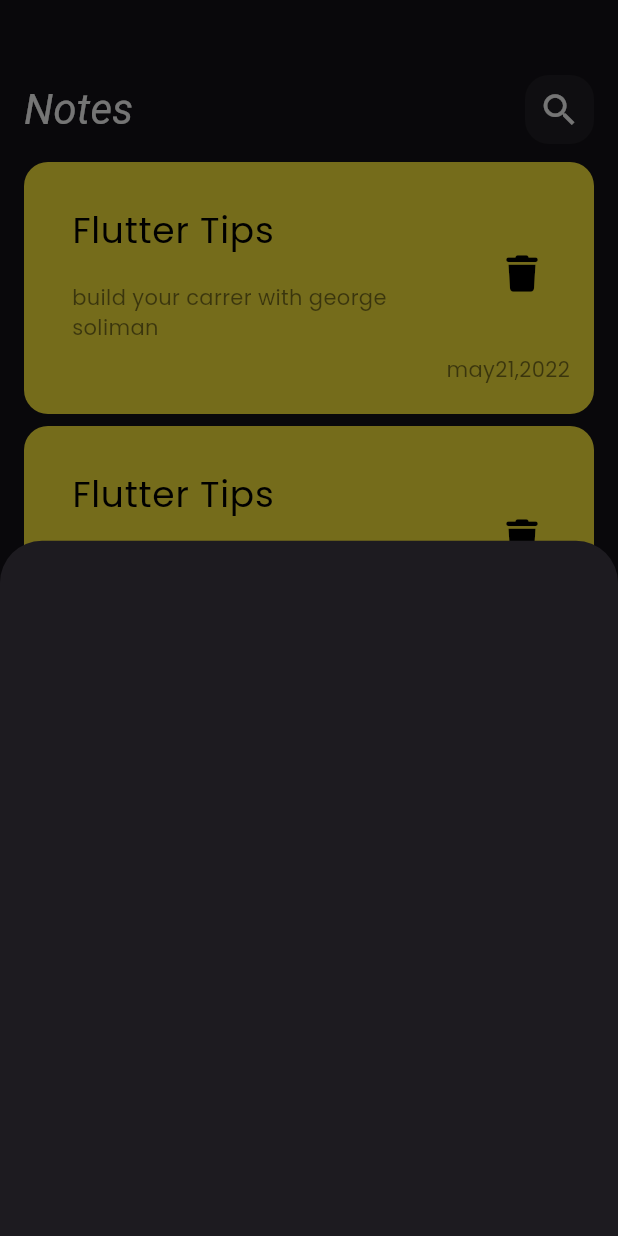
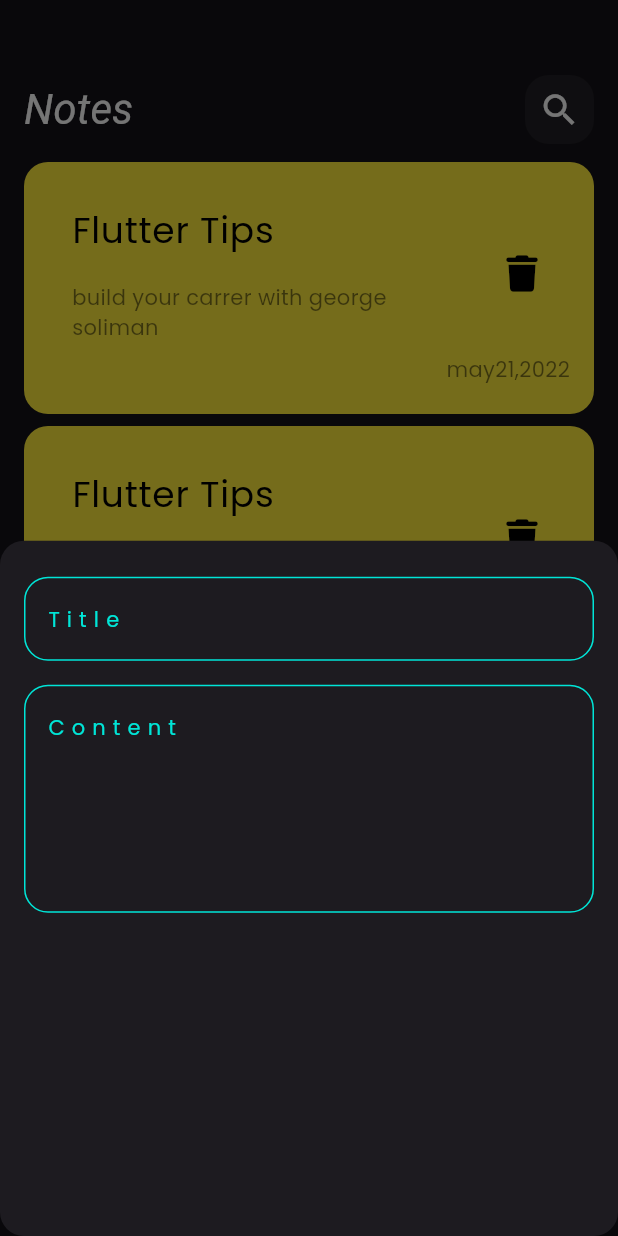
Before and after one commit to George-Anyas/notes_app_new, a Flutter app: the screen it shows after launch, after a tap on the "add" icon, on a phone screen of 412 x 824 dp. Run offline on Flutter 3.47's test engine with Material 3 defaults, Android fonts, the phone set to English and light mode, and no system bars; our stand-ins replace font_awesome_flutter.

Commit message:
add notes to bottom sheet

```diff
--- /dev/null
+++ b/lib/contants.dart
@@ -0,0 +1,3 @@
+import 'package:flutter/material.dart';
+
+const kprimaryColor = Color(0xff00E5D7);
--- a/lib/views/notes_view.dart
+++ b/lib/views/notes_view.dart
@@ -1,5 +1,7 @@
 import 'package:flutter/material.dart';
 import 'package:flutter/widgets.dart';
+import 'package:notes_app_new/contants.dart';
+import 'package:notes_app_new/widgets/add_note_buttom_shet.dart';
 import 'package:notes_app_new/widgets/custom_appbar.dart';
 import 'package:notes_app_new/widgets/notes_list_view.dart';
 
@@ -14,12 +16,15 @@
             Icons.add,
             size: 28,
           ),
-          backgroundColor: Color.fromARGB(255, 255, 0, 72),
+          backgroundColor: kprimaryColor,
           onPressed: () {
             showModalBottomSheet(
+                shape: RoundedRectangleBorder(
+                  borderRadius: BorderRadius.circular(16),
+                ),
                 context: context,
                 builder: (context) {
-                  return AddNoteButtomShet();
+                  return const AddNoteButtomShet();
                 });
           }),
       body: const Padding(
@@ -35,12 +40,3 @@
     );
   }
 }
-
-class AddNoteButtomShet extends StatelessWidget {
-  const AddNoteButtomShet({super.key});
-
-  @override
-  Widget build(BuildContext context) {
-    return Container();
-  }
-}
--- /dev/null
+++ b/lib/widgets/add_note_buttom_shet.dart
@@ -0,0 +1,28 @@
+import 'package:flutter/material.dart';
+import 'package:notes_app_new/widgets/custom_text_field.dart';
+
+class AddNoteButtomShet extends StatelessWidget {
+  const AddNoteButtomShet({super.key});
+
+  @override
+  Widget build(BuildContext context) {
+    return Padding(
+      padding: const EdgeInsets.symmetric(horizontal: 16),
+      child: Column(
+        children: [
+          SizedBox(
+            height: 24,
+          ),
+          CustomTextField(
+            title: 'T i t l e',
+            maxLines: 1,
+          ),
+          SizedBox(
+            height: 16,
+          ),
+          CustomTextField(title: 'C o n t e n t', maxLines: 5)
+        ],
+      ),
+    );
+  }
+}
--- /dev/null
+++ b/lib/widgets/custom_text_field.dart
@@ -0,0 +1,32 @@
+import 'package:flutter/material.dart';
+import 'package:notes_app_new/contants.dart';
+
+class CustomTextField extends StatelessWidget {
+  const CustomTextField({super.key, required this.title, this.maxLines = 1});
+  final String title;
+  final int maxLines;
+  @override
+  Widget build(BuildContext context) {
+    return TextField(
+      maxLines: maxLines,
+      cursorColor: kprimaryColor,
+      decoration: InputDecoration(
+        hintText: title,
+        hintStyle: const TextStyle(
+          color: kprimaryColor,
+          fontSize: 14,
+        ),
+        border: buildBorder(),
+        enabledBorder: buildBorder(),
+        focusedBorder: buildBorder(),
+      ),
+    );
+  }
+
+  OutlineInputBorder buildBorder() {
+    return OutlineInputBorder(
+      borderSide: BorderSide(color: kprimaryColor),
+      borderRadius: BorderRadius.circular(16),
+    );
+  }
+}
```
